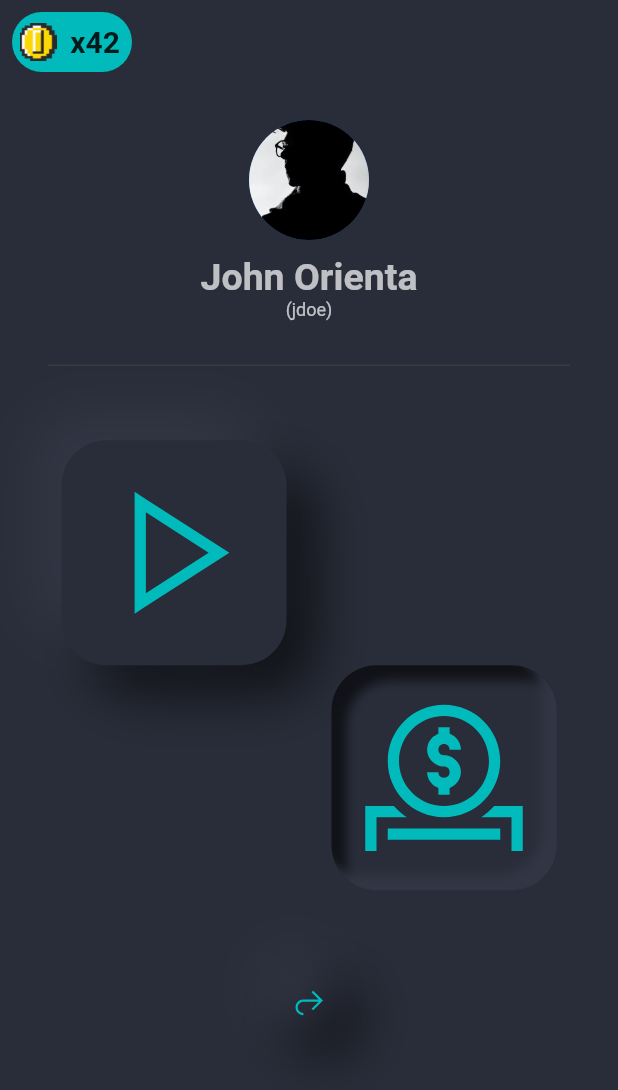
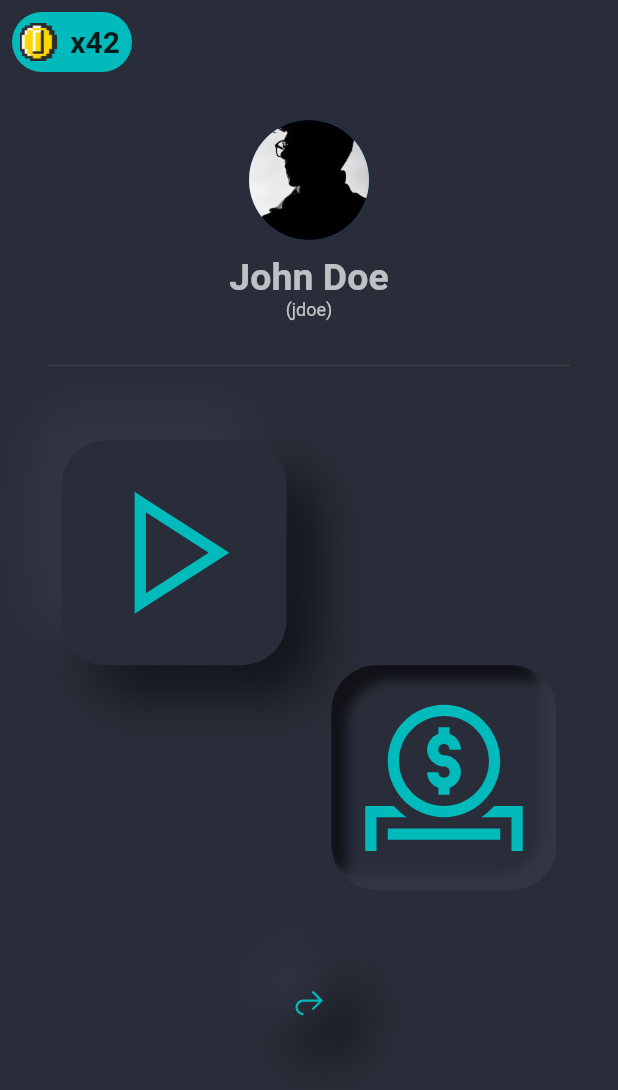
Before and after one commit to israeloriente/arcade_42, a Flutter app: the screen it shows after launch, after a tap on "Login via Intra", on a phone screen of 412 x 824 dp. Shown: the top 1090 px of the screen. Run offline on Flutter 3.47's test engine with Material 2 defaults, Android fonts, the phone set to English and light mode, and no system bars; our stand-ins replace flutter_inset_box_shadow, google_fonts, line_awesome_flutter.

Commit message:
fix(lib): fix dart bests pratices

```diff
--- a/lib/utils/user.dart
+++ b/lib/models/user.dart
@@ -1,4 +1,5 @@
-class User{
+/// User Interface
+class User {
   late String username;
   late String coalition;
   late String photo;
--- a/lib/screens/home_page.dart
+++ b/lib/screens/home_page.dart
@@ -16,8 +16,8 @@ class _HomePageState extends State<HomePage> {
 
   @override
   Widget build(BuildContext context) {
-    Offset distance = Offset(20, 20);
-    Offset nDistance = Offset(10, 10);
+    Offset distance = const Offset(20, 20);
+    Offset nDistance = const Offset(10, 10);
     double blur = 30.0;
     double nBlur = 5;
 
@@ -35,7 +35,7 @@ class _HomePageState extends State<HomePage> {
                   width: 80.0,
                   height: 40.0,
                   decoration: BoxDecoration(
-                      color: Color(0xff01babc),
+                      color: const Color(0xff01babc),
                       borderRadius: BorderRadius.circular(20.0)),
                   child: Row(
                     crossAxisAlignment: CrossAxisAlignment.center,
@@ -65,8 +65,8 @@ class _HomePageState extends State<HomePage> {
             ),
 
             // ============= PHOTO =============
-            Padding(
-              padding: const EdgeInsets.only(top: 32.0),
+            const Padding(
+              padding: EdgeInsets.only(top: 32.0),
               child: Center(
                 child: CircleAvatar(
                   backgroundImage: AssetImage('components/profile.jpg'),
@@ -74,14 +74,14 @@ class _HomePageState extends State<HomePage> {
                 ),
               ),
             ),
-            SizedBox(
+            const SizedBox(
               height: 10.5,
             ),
 
             // ============= NAME =============
             Center(
               child: Text(
-                "John Orienta",
+                "John Doe",
                 style: GoogleFonts.robotoSerif(
                     fontSize: 25.0,
                     fontWeight: FontWeight.bold,
@@ -107,7 +107,7 @@ class _HomePageState extends State<HomePage> {
               indent: 32.0,
               endIndent: 32.0,
             ),
-            SizedBox(
+            const SizedBox(
               height: 20.0,
             ),
 
@@ -116,34 +116,33 @@ class _HomePageState extends State<HomePage> {
               padding: const EdgeInsets.only(right: 180.0),
               child: Center(
                 child: GestureDetector(
-                  onTap: (){
+                  onTap: () {
                     setState(() {
                       playIsPressed = !playIsPressed;
                     });
                   },
                   child: AnimatedContainer(
-                    duration: Duration(milliseconds: 600),
+                    duration: const Duration(milliseconds: 600),
                     decoration: BoxDecoration(
                         borderRadius: BorderRadius.circular(30.0),
-                    color: Color(0xff292d39),
+                        color: const Color(0xff292d39),
                         boxShadow: [
                           BoxShadow(
                             offset: playIsPressed ? nDistance : distance,
-                        color: Color(0xff101217),
+                            color: const Color(0xff101217),
                             blurRadius: playIsPressed ? nBlur : blur,
                             inset: playIsPressed,
                           ),
                           BoxShadow(
                             offset: playIsPressed ? -nDistance : -distance,
-                          color: Color(0xff323644),
+                            color: const Color(0xff323644),
                             blurRadius: playIsPressed ? nBlur : blur,
                             inset: playIsPressed,
                           ),
-                    ]
-                  ),
+                        ]),
                     width: 150,
                     height: 150,
-                  child: Icon(
+                    child: const Icon(
                       LineAwesomeIcons.play,
                       size: 120,
                       color: Color(0xff01babc),
@@ -158,34 +157,33 @@ class _HomePageState extends State<HomePage> {
               padding: const EdgeInsets.only(left: 180.0),
               child: Center(
                 child: GestureDetector(
-                  onTap: (){
+                  onTap: () {
                     setState(() {
                       donateIsPressed = !donateIsPressed;
                     });
                   },
                   child: AnimatedContainer(
-                    duration: Duration(milliseconds: 600),
+                    duration: const Duration(milliseconds: 600),
                     decoration: BoxDecoration(
                         borderRadius: BorderRadius.circular(30.0),
-                        color: Color(0xff292d39),
+                        color: const Color(0xff292d39),
                         boxShadow: [
                           BoxShadow(
                             offset: donateIsPressed ? nDistance : distance,
-                            color: Color(0xff101217),
+                            color: const Color(0xff101217),
                             blurRadius: donateIsPressed ? nBlur : blur,
                             inset: donateIsPressed,
                           ),
                           BoxShadow(
                             offset: donateIsPressed ? -nDistance : -distance,
-                            color: Color(0xff323644),
+                            color: const Color(0xff323644),
                             blurRadius: donateIsPressed ? nBlur : blur,
                             inset: donateIsPressed,
                           ),
-                        ]
-                    ),
+                        ]),
                     width: 150,
                     height: 150,
-                    child: Icon(
+                    child: const Icon(
                       LineAwesomeIcons.donate,
                       size: 120,
                       color: Color(0xff01babc),
@@ -195,7 +193,9 @@ class _HomePageState extends State<HomePage> {
               ),
             ),
 
-            SizedBox(height: 50.0,),
+            const SizedBox(
+              height: 50.0,
+            ),
 
             // ============== SHARE BUTTON ================
             Center(
@@ -204,7 +204,7 @@ class _HomePageState extends State<HomePage> {
                 height: 50.0,
                 decoration: BoxDecoration(
                   borderRadius: BorderRadius.circular(50.0),
-                  boxShadow: [
+                  boxShadow: const [
                     BoxShadow(
                       offset: Offset(10, 10),
                       color: Color(0xff101217),
@@ -216,12 +216,13 @@ class _HomePageState extends State<HomePage> {
                       color: Color(0xff323644),
                       blurRadius: 30.0,
                       inset: false,
-                )],
+                    )
+                  ],
                 ),
                 child: IconButton(
-                  onPressed: (){},
-                  icon: Icon(LineAwesomeIcons.share),
-                  color: Color(0xff01babc),
+                  onPressed: () {},
+                  icon: const Icon(LineAwesomeIcons.share),
+                  color: const Color(0xff01babc),
                 ),
               ),
             )
--- a/lib/screens/login_page.dart
+++ b/lib/screens/login_page.dart
@@ -36,7 +36,7 @@ class _LoginPageState extends State<LoginPage> {
                 // =============== 42LISBOA LOGO ===============
                 Container(
                     alignment: Alignment.center,
-                    padding: EdgeInsets.only(top: 8.0),
+                    padding: const EdgeInsets.only(top: 8.0),
                     child: Image.asset(
                       "components/42_lisboa.png",
                       fit: BoxFit.fill,
@@ -44,43 +44,41 @@ class _LoginPageState extends State<LoginPage> {
                       width: 110.0,
                     )),
 
-                SizedBox(
+                const SizedBox(
                   height: 0.0,
                 ),
 
                 // ============== ARCADE LOGO ============
                 Container(
-                  child: Container(
                     alignment: Alignment.center,
-                      padding: EdgeInsets.only(top: 8.0),
+                    padding: const EdgeInsets.only(top: 8.0),
                     child: Image.asset(
                       "components/arcade_logo.png",
                       fit: BoxFit.fill,
                       height: 100.0,
                       width: 250.0,
                     )),
-                ),
 
 
-                SizedBox(
+                const SizedBox(
                   height: 250.0,
                 ),
 
                 // ================== LOGIN BUTTON =====================
                 Container(
                   alignment: Alignment.center,
-                  padding: EdgeInsets.all(32.0),
+                  padding: const EdgeInsets.all(32.0),
                   child: ElevatedButton(
                     style: ElevatedButton.styleFrom(
-                        minimumSize: Size(190, 55),
+                        minimumSize: const Size(190, 55),
                         textStyle: GoogleFonts.robotoSerif(fontSize: 16, fontWeight: FontWeight.bold),
-                        primary: Color(0xff01babc),
+                        primary: const Color(0xff01babc),
                         onPrimary: Colors.black),
 
                     onPressed: () {
                       Navigator.pushReplacementNamed(context, '/HomePage');
                     },
-                    child: Text('Login via Intra'),
+                    child: const Text('Login via Intra'),
                   ),
                 )
               ],
```
Lines whose indentation alone changed are shown as unchanged.
